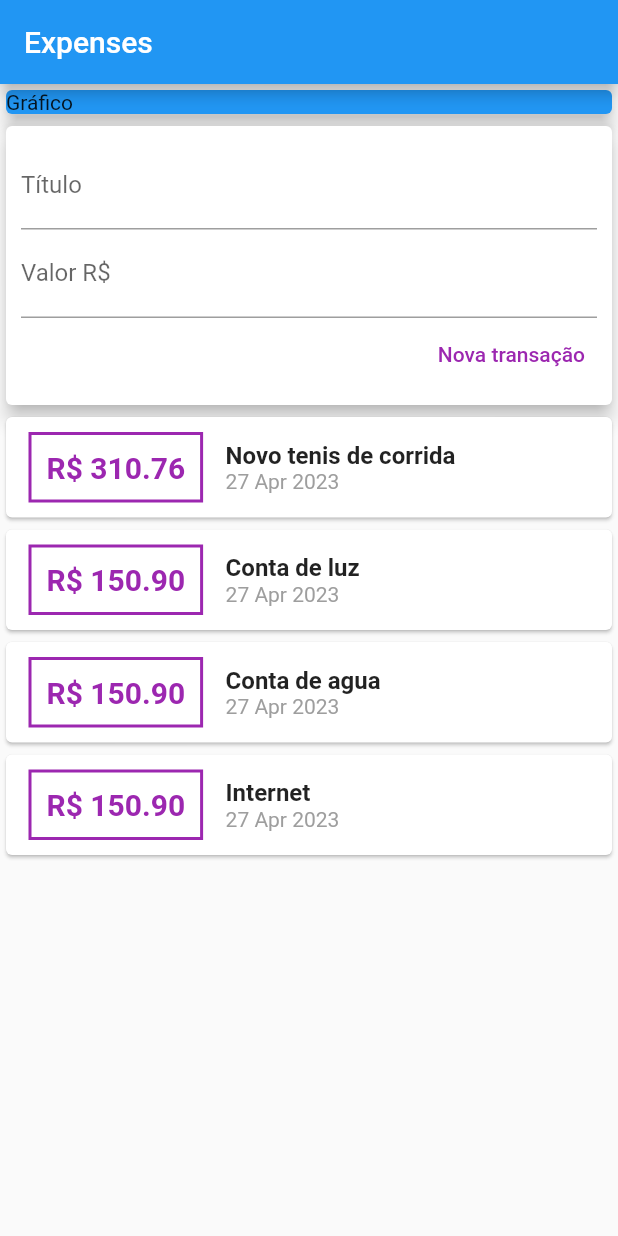
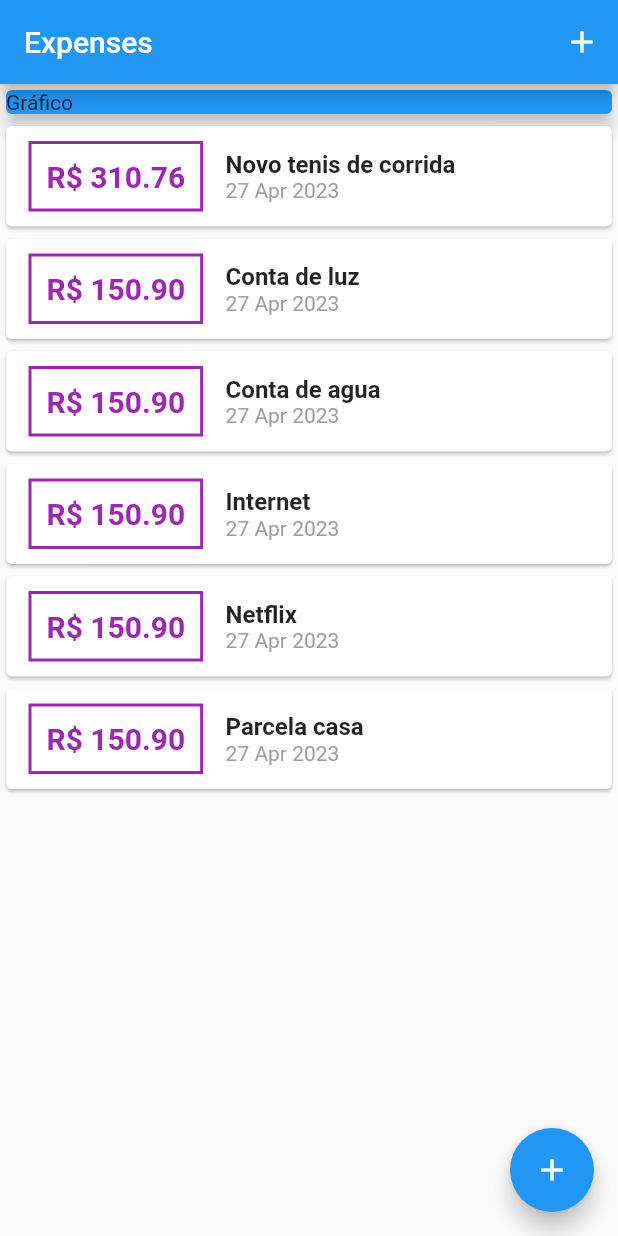
Before and after one commit to trentinrossi/flutter-expenses, a Flutter app: the screen it shows after launch, on a phone screen of 412 x 824 dp. Run offline on Flutter 3.47's test engine with Material 2 defaults, Android fonts, the phone set to English and light mode, and no system bars.

```diff
--- a/lib/components/transaction_list.dart
+++ b/lib/components/transaction_list.dart
@@ -11,7 +11,7 @@ class TransactionList extends StatelessWidget {
   @override
   Widget build(BuildContext context) {
     return Container(
-      height: 300,
+      height: 500,
       child: ListView.builder(
         itemCount: transactions.length,
         itemBuilder: (context, index) {
--- a/lib/components/transaction_user.dart
+++ /dev/null
@@ -1,54 +0,0 @@
-import 'dart:math';
-
-import 'package:flutter/material.dart';
-
-import '../models/transaction.dart';
-import 'transaction_form.dart';
-import 'transaction_list.dart';
-
-class TransactionUser extends StatefulWidget {
-  const TransactionUser({Key? key}) : super(key: key);
-
-  @override
-  State<TransactionUser> createState() => _TransactionUserState();
-}
-
-class _TransactionUserState extends State<TransactionUser> {
-  final _transactions = [
-    Transaction(
-        id: 't1',
-        title: 'Novo tenis de corrida',
-        value: 310.76,
-        date: DateTime.now()),
-    Transaction(
-        id: 't2', title: 'Conta de luz', value: 150.90, date: DateTime.now()),
-    Transaction(
-        id: 't3', title: 'Conta de agua', value: 150.90, date: DateTime.now()),
-    Transaction(
-        id: 't4', title: 'Internet', value: 150.90, date: DateTime.now()),
-    Transaction(
-        id: 't5', title: 'Netflix', value: 150.90, date: DateTime.now()),
-    Transaction(
-        id: 't6', title: 'Parcela casa', value: 150.90, date: DateTime.now()),
-  ];
-
-  _addTransaction(String title, double value) {
-    final transaction = Transaction(
-        id: Random().nextDouble().toString(),
-        title: title,
-        value: value,
-        date: DateTime.now());
-
-    setState(() {
-      _transactions.add(transaction);
-    });
-  }
-
-  @override
-  Widget build(BuildContext context) {
-    return Column(children: [
-      TransactionForm(_addTransaction),
-      TransactionList(transactions: _transactions)
-    ]);
-  }
-}
--- a/lib/main.dart
+++ b/lib/main.dart
@@ -1,6 +1,10 @@
+import 'dart:math';
+
+import 'package:expenses/components/transaction_form.dart';
+import 'package:expenses/components/transaction_list.dart';
 import 'package:flutter/material.dart';
 
-import 'components/transaction_user.dart';
+import 'models/transaction.dart';
 
 void main() {
   runApp(const MyApp());
@@ -17,14 +21,62 @@ class MyApp extends StatelessWidget {
   }
 }
 
-class MyHomePage extends StatelessWidget {
+class MyHomePage extends StatefulWidget {
   MyHomePage({super.key});
+
+  @override
+  State<MyHomePage> createState() => _MyHomePageState();
+}
+
+class _MyHomePageState extends State<MyHomePage> {
+  final _transactions = [
+    Transaction(
+        id: 't1',
+        title: 'Novo tenis de corrida',
+        value: 310.76,
+        date: DateTime.now()),
+    Transaction(
+        id: 't2', title: 'Conta de luz', value: 150.90, date: DateTime.now()),
+    Transaction(
+        id: 't3', title: 'Conta de agua', value: 150.90, date: DateTime.now()),
+    Transaction(
+        id: 't4', title: 'Internet', value: 150.90, date: DateTime.now()),
+    Transaction(
+        id: 't5', title: 'Netflix', value: 150.90, date: DateTime.now()),
+    Transaction(
+        id: 't6', title: 'Parcela casa', value: 150.90, date: DateTime.now()),
+  ];
+
+  _openTransactionFormModal(BuildContext context) {
+    showModalBottomSheet(
+        context: context,
+        builder: (_) {
+          return TransactionForm(_addTransaction);
+        });
+  }
+
+  _addTransaction(String title, double value) {
+    final transaction = Transaction(
+        id: Random().nextDouble().toString(),
+        title: title,
+        value: value,
+        date: DateTime.now());
+
+    setState(() {
+      _transactions.add(transaction);
+    });
+  }
 
   @override
   Widget build(BuildContext context) {
     return Scaffold(
       appBar: AppBar(
         title: const Text('Expenses'),
+        actions: [
+          IconButton(
+              onPressed: () => _openTransactionFormModal(context),
+              icon: Icon(Icons.add))
+        ],
       ),
       body: SingleChildScrollView(
         child: Column(
@@ -37,9 +89,14 @@ class MyHomePage extends StatelessWidget {
                 child: Text('Gráfico'),
               ),
             ),
-            TransactionUser()
+            TransactionList(transactions: _transactions)
+            // TransactionUser()
           ],
         ),
+      ),
+      floatingActionButton: FloatingActionButton(
+        onPressed: () => _openTransactionFormModal(context),
+        child: Icon(Icons.add),
       ),
     );
   }
```
Also changed, not shown: lib/components/transaction_form.dart (+9 -4 lines).
